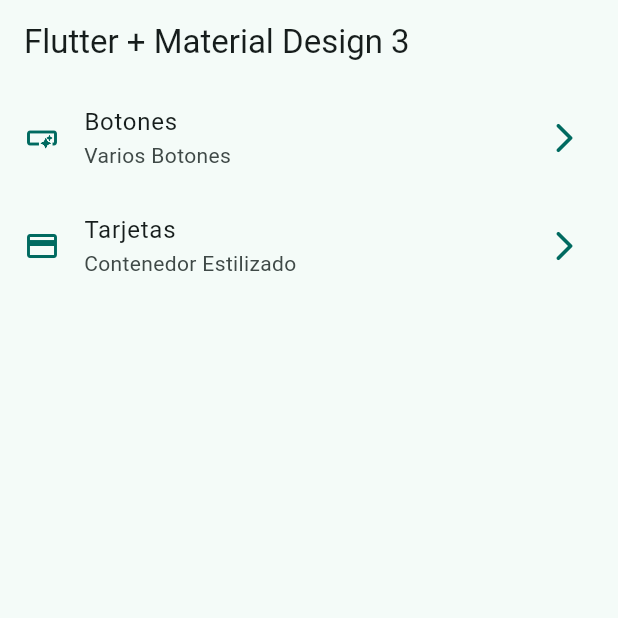
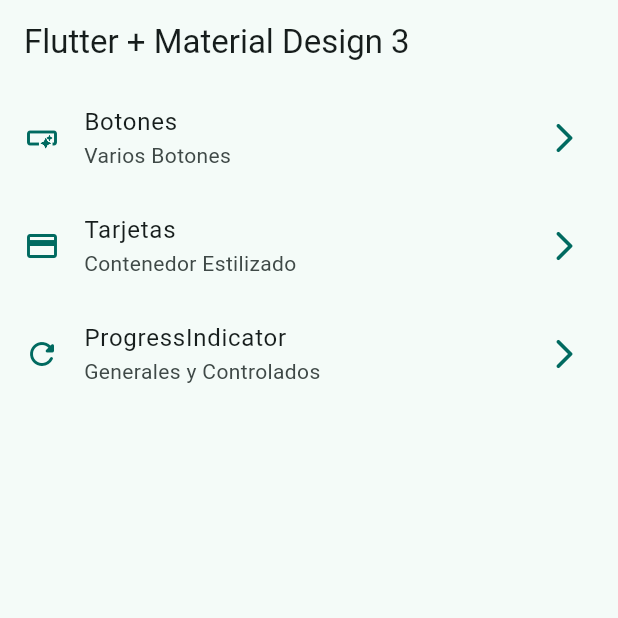
Before and after one commit to JToquica/widgets_app, a Flutter app: the screen it shows after launch, on a phone screen of 412 x 824 dp, the top half of it. Run offline on Flutter 3.47's test engine with Material 2 defaults, Android fonts, the phone set to English and light mode, and no system bars; our stand-ins replace go_router.

Commit message:
Progress Indicator

```diff
--- a/lib/config/menu/menu_items.dart
+++ b/lib/config/menu/menu_items.dart
@@ -27,4 +27,10 @@ const List<MenuItem> appMenuItems = [
     link: "/cards",
     icon: Icons.credit_card,
   ),
+  MenuItem(
+    title: "ProgressIndicator",
+    subtitle: "Generales y Controlados",
+    link: "/progress",
+    icon: Icons.refresh_rounded,
+  ),
 ];
--- a/lib/config/router/app_router.dart
+++ b/lib/config/router/app_router.dart
@@ -20,5 +20,10 @@ final appRouter = GoRouter(
       path: '/cards',
       builder: (context, state) => const CardsScreen(),
     ),
+    GoRoute(
+      name: ProgressScreen.name,
+      path: '/progress',
+      builder: (context, state) => const ProgressScreen(),
+    ),
   ],
 );
```
Also changed, not shown: lib/presentation/screen/progress/progress_screen.dart (+58 -2 lines).
